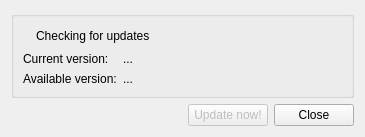
Qt form source/updater/update_dialog.ui (dchapyshev/aspia) before a commit.
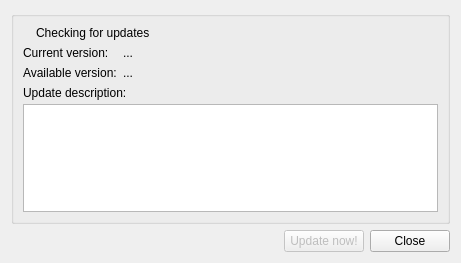
The same form after that commit. Icons and pictures are not drawn.

Diff of the .ui file:
```diff
--- a/source/updater/update_dialog.ui
+++ b/source/updater/update_dialog.ui
@@ -6,20 +6,20 @@
    <rect>
     <x>0</x>
     <y>0</y>
-    <width>365</width>
-    <height>137</height>
+    <width>461</width>
+    <height>263</height>
    </rect>
   </property>
   <property name="windowTitle">
    <string>Update</string>
   </property>
-  <layout class="QVBoxLayout" name="verticalLayout_4">
+  <layout class="QVBoxLayout" name="verticalLayout_5">
    <item>
     <widget class="QGroupBox" name="groupBox">
      <property name="title">
       <string/>
      </property>
-     <layout class="QVBoxLayout" name="verticalLayout_3">
+     <layout class="QVBoxLayout" name="verticalLayout_4">
       <item>
        <layout class="QHBoxLayout" name="horizontalLayout_3">
         <item>
@@ -99,6 +99,41 @@
         </item>
        </layout>
       </item>
+      <item>
+       <widget class="QWidget" name="widget_description" native="true">
+        <layout class="QVBoxLayout" name="verticalLayout_3">
+         <property name="spacing">
+          <number>4</number>
+         </property>
+         <property name="leftMargin">
+          <number>0</number>
+         </property>
+         <property name="topMargin">
+          <number>0</number>
+         </property>
+         <property name="rightMargin">
+          <number>0</number>
+         </property>
+         <property name="bottomMargin">
+          <number>0</number>
+         </property>
+         <item>
+          <widget class="QLabel" name="label_description">
+           <property name="text">
+            <string>Update description:</string>
+           </property>
+          </widget>
+         </item>
+         <item>
+          <widget class="QTextEdit" name="edit_description">
+           <property name="readOnly">
+            <bool>true</bool>
+           </property>
+          </widget>
+         </item>
+        </layout>
+       </widget>
+      </item>
      </layout>
     </widget>
    </item>
```
